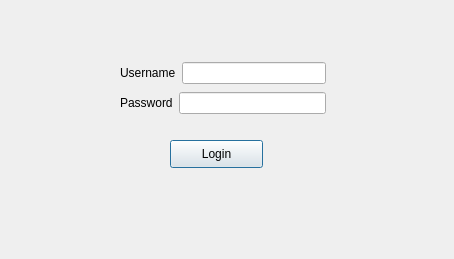
Old version of the form login.ui in the repository sgupta38/Password_Assistant.
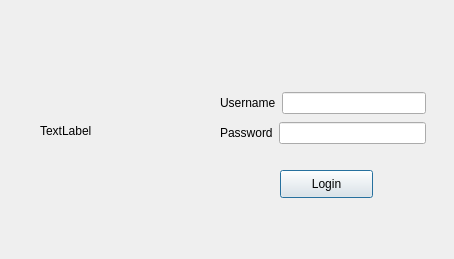
New version of the form.

What changed in the file:
```diff
--- a/login.ui
+++ b/login.ui
@@ -16,8 +16,8 @@
   <widget class="QPushButton" name="m_login_btn">
    <property name="geometry">
     <rect>
-     <x>170</x>
-     <y>140</y>
+     <x>280</x>
+     <y>170</y>
      <width>93</width>
      <height>28</height>
     </rect>
@@ -26,11 +26,11 @@
     <string>Login</string>
    </property>
   </widget>
-  <widget class="QWidget" name="">
+  <widget class="QWidget" name="layoutWidget">
    <property name="geometry">
     <rect>
-     <x>120</x>
-     <y>60</y>
+     <x>220</x>
+     <y>90</y>
      <width>206</width>
      <height>57</height>
     </rect>
@@ -66,17 +66,30 @@
        </widget>
       </item>
       <item>
-       <widget class="QLineEdit" name="m_lineEdit_password"/>
+       <widget class="QLineEdit" name="m_lineEdit_password">
+        <property name="echoMode">
+         <enum>QLineEdit::Password</enum>
+        </property>
+       </widget>
       </item>
      </layout>
     </item>
    </layout>
   </widget>
-  <zorder>label</zorder>
-  <zorder>label_2</zorder>
-  <zorder>label_2</zorder>
-  <zorder>m_lineEdit_username</zorder>
-  <zorder>m_lineEdit_password</zorder>
+  <widget class="QLabel" name="m_login_img">
+   <property name="geometry">
+    <rect>
+     <x>40</x>
+     <y>60</y>
+     <width>161</width>
+     <height>141</height>
+    </rect>
+   </property>
+   <property name="text">
+    <string>TextLabel</string>
+   </property>
+  </widget>
+  <zorder>layoutWidget</zorder>
   <zorder>m_login_btn</zorder>
  </widget>
  <resources/>
```
Left out of the diff: 1 changed line with no effect on the pictures.
